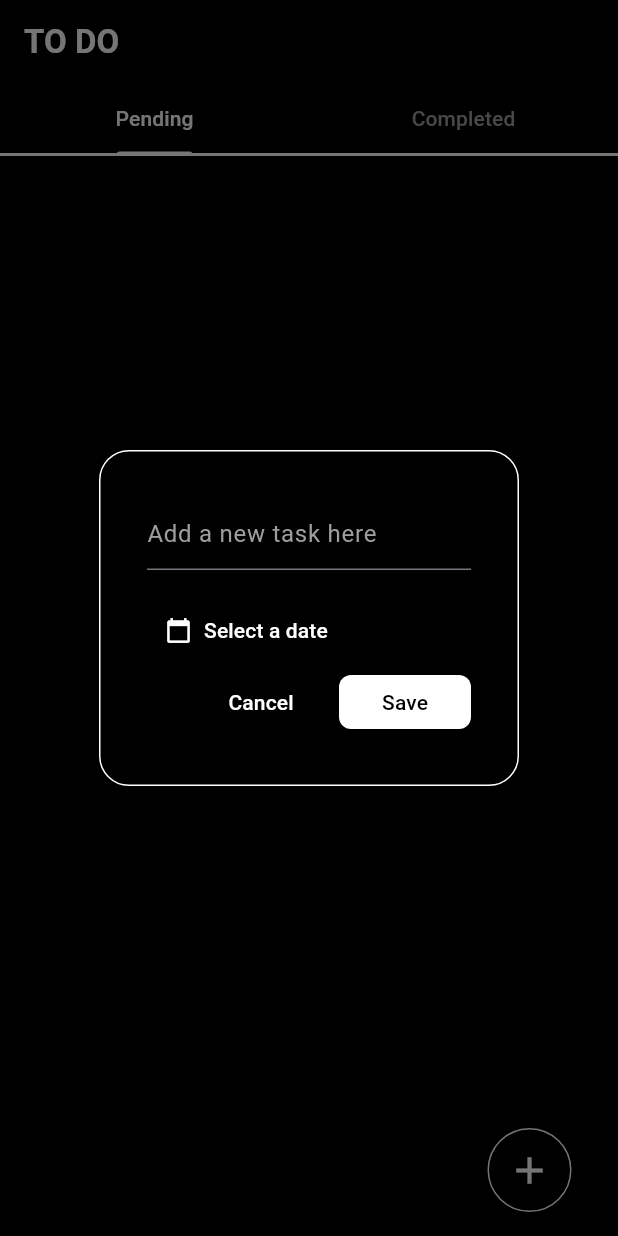
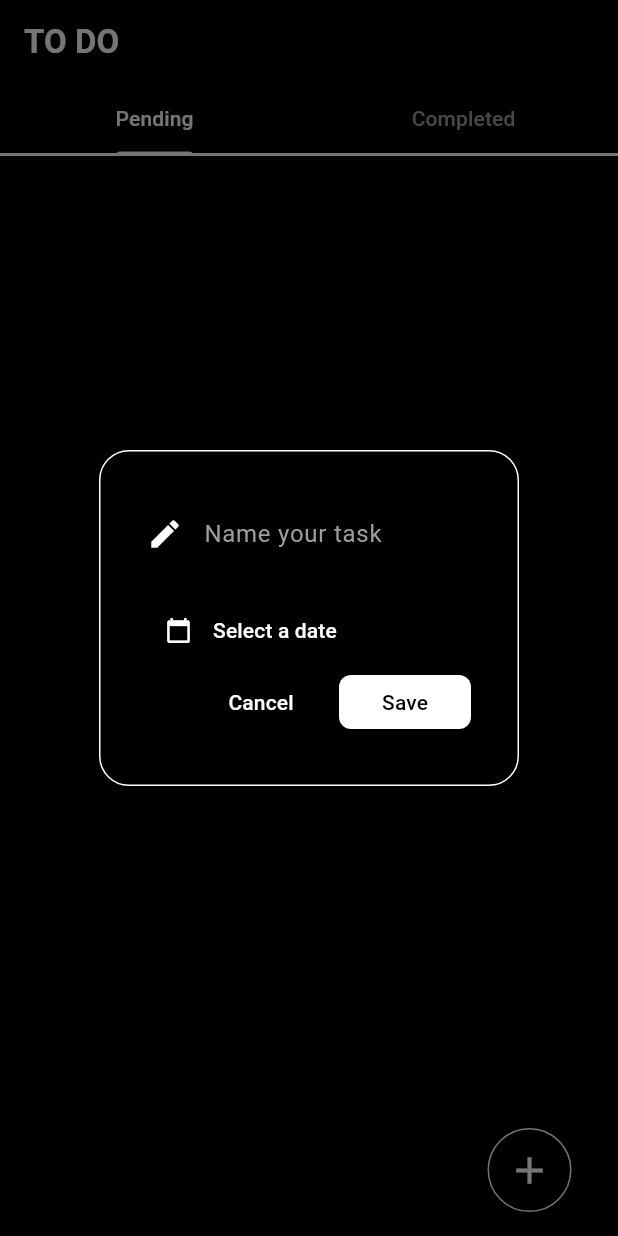
Before and after one commit to JashanKishore/to-do-list, a Flutter app: the screen it shows after launch, after a tap on the "add" icon, on a phone screen of 412 x 824 dp. Run offline on Flutter 3.47's test engine with Material 3 defaults, Android fonts, the phone set to English and light mode, and no system bars; our stand-ins replace flutter_slidable, get_it, hive, hive_flutter; accounts and stored records are empty.

Commit message:
Reformatted textfield for UI uniformity.

```diff
--- a/lib/util/dialog_box.dart
+++ b/lib/util/dialog_box.dart
@@ -53,19 +53,27 @@ class _DialogBoxState extends State<DialogBox> {
 
           children: [
             // get user input
-            TextField(
+            Row(
+              children: [
+                const Icon(Icons.edit, color: Colors.white), // Add an icon at the start of the TextField
+                const SizedBox(width: 14),
+                Expanded(
+                  child: TextField(
                     controller: widget.controller,
                     style: const TextStyle(color: Colors.white),
                     cursorColor: Colors.white, // Set the cursor color to white
                     decoration: const InputDecoration(
-                //border: OutlineInputBorder(),
-                hintText: "Add a new task here",
+                      hintText: "Name your task",
                       hintStyle: TextStyle(
                         color: Colors.grey,
                         fontStyle: FontStyle.normal,
                         fontWeight: FontWeight.w400,
                       ),
+                      border: InputBorder.none, // Remove the border to make it look like the DatePicker
                     ),
+                  ),
+                ),
+              ],
             ),
             const SizedBox(height: 16),
 
@@ -75,7 +83,7 @@ class _DialogBoxState extends State<DialogBox> {
               child: Row(
                 children: [
                   const Icon(Icons.calendar_today, color: Colors.white),
-                  const SizedBox(width: 8),
+                  const SizedBox(width: 14),
                   Text(
                     selectedDate == DateTime.now() ? 'Select a date' : DateFormat('dd - MM - yyyy').format(selectedDate),
                     style: const TextStyle(color: Colors.white),
```
Lines whose indentation alone changed are shown as unchanged.
